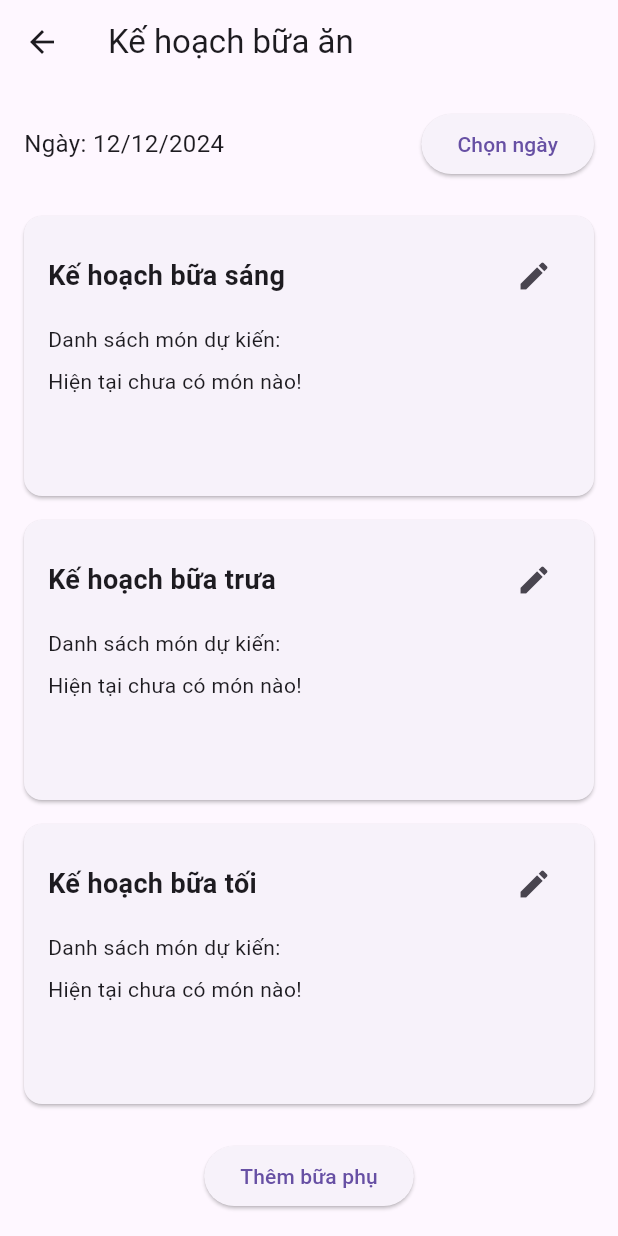
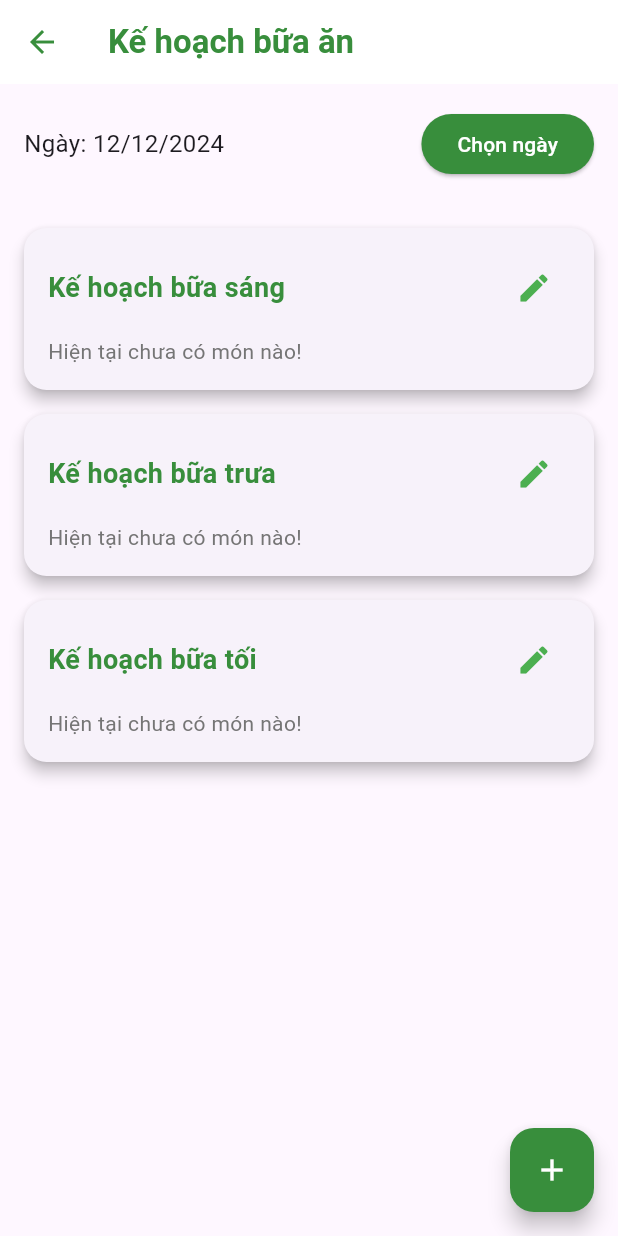
Before and after one commit to tonystark2306/mealplanner_group15_2024.1, a Flutter app: the MealPlanningScreen screen opened directly, on a phone screen of 412 x 824 dp. Run offline on Flutter 3.47's test engine with Material 3 defaults, Android fonts, the phone set to English and light mode, and no system bars.

Commit message:
fix meal_plan screen

```diff
--- a/frontend/lib/Providers/meal_planning_provider.dart
+++ b/frontend/lib/Providers/meal_planning_provider.dart
@@ -1,36 +1,43 @@
-// meal_planning_provider.dart
 import 'package:flutter/material.dart';
 import '../Models/meal_plan_model.dart';
 
 class MealPlanningProvider extends ChangeNotifier {
-  final Map<DateTime, List<Meal>> _mealPlans = {};
+  // The structure is Map<DateTime, Map<String, List<Meal>>>
+  // where the key is the date and the value is a map of meal types and their corresponding meals
+  final Map<DateTime, Map<String, List<Meal>>> _mealPlans = {};
 
-  // Lấy danh sách món theo ngày và loại bữa ăn
+  // Get the list of meal names for a specific date and meal type
   List<String> getMealsForDateAndType(DateTime date, String mealType) {
-    final mealsForDate = _mealPlans[DateTime(date.year, date.month, date.day)] ?? [];
-    return mealsForDate
-        .where((meal) => meal.type == mealType)
-        .map((meal) => meal.name)
-        .toList();
+    final normalizedDate = DateTime(date.year, date.month, date.day);
+    final mealsForDate = _mealPlans[normalizedDate]?[mealType] ?? [];
+    return mealsForDate.map((meal) => meal.name).toList();
   }
 
-  // Cập nhật hoặc thêm món vào kế hoạch bữa ăn
-  void updateMealPlan(DateTime date, String mealType, List<String> mealNames) {
+  // Update or add meals for a specific date and meal type
+  void updateMealsForDateAndType(DateTime date, String mealType, List<String> updatedMeals) {
     final normalizedDate = DateTime(date.year, date.month, date.day);
 
-    _mealPlans[normalizedDate] ??= [];
-    _mealPlans[normalizedDate]!.removeWhere((meal) => meal.type == mealType);
-    _mealPlans[normalizedDate]!.addAll(
-      mealNames.map((name) => Meal(name: name, type: mealType)),
-    );
+    // Initialize the meal plan for the day if not already present
+    _mealPlans[normalizedDate] ??= {};
+
+    // Remove existing meals for the specified meal type
+    _mealPlans[normalizedDate]![mealType] = [];
+
+    // Add the new meals (mapping each meal name to a Meal object)
+    _mealPlans[normalizedDate]![mealType] = updatedMeals
+        .map((name) => Meal(name: name, type: mealType))
+        .toList();
 
     notifyListeners();
   }
 
-  // Xóa một bữa ăn khỏi kế hoạch
-  void removeMeal(DateTime date, String mealType) {
+  // Remove all meals for a specific date and meal type
+  void removeMealsForDateAndType(DateTime date, String mealType) {
     final normalizedDate = DateTime(date.year, date.month, date.day);
-    _mealPlans[normalizedDate]?.removeWhere((meal) => meal.type == mealType);
+
+    // Remove the meals for the given date and meal type
+    _mealPlans[normalizedDate]?.remove(mealType);
+
     notifyListeners();
   }
 }
--- a/frontend/lib/Screen/meal_planning/edit_meal_plan_screen.dart
+++ b/frontend/lib/Screen/meal_planning/edit_meal_plan_screen.dart
@@ -21,7 +21,7 @@ class _EditMealPlanScreenState extends State<EditMealPlanScreen> {
   @override
   void initState() {
     super.initState();
-    meals = List.from(widget.initialMeals);
+    meals = List.from(widget.initialMeals); // Initialize meals from arguments
   }
 
   void _addMeal() {
@@ -40,8 +40,8 @@ class _EditMealPlanScreenState extends State<EditMealPlanScreen> {
   }
 
   void _saveMealPlan() {
-    // Xử lý lưu danh sách món ăn (truyền về Provider hoặc callback)
-    Navigator.pop(context, meals);
+    // Save updated meal plan (can pass back to provider or callback)
+    Navigator.pop(context, meals); // Returning updated meals list
   }
 
   @override
--- a/frontend/lib/Screen/meal_planning/meal_planning_screen.dart
+++ b/frontend/lib/Screen/meal_planning/meal_planning_screen.dart
@@ -1,4 +1,3 @@
-// meal_planning_screen.dart
 import 'package:flutter/material.dart';
 import 'package:provider/provider.dart';
 import '../../Providers/meal_planning_provider.dart';
@@ -33,11 +32,20 @@ class _MealPlanningScreenState extends State<MealPlanningScreen> {
 
     return Scaffold(
       appBar: AppBar(
-        title: const Text('Kế hoạch bữa ăn'),
+        backgroundColor: Colors.white,
+        elevation: 0,
+        title: Text(
+          'Kế hoạch bữa ăn',
+          style:
+              TextStyle(color: Colors.green[700], fontWeight: FontWeight.bold),
+        ),
+        leading: IconButton(
+          icon: Icon(Icons.arrow_back, color: Colors.green[700]),
+          onPressed: () => Navigator.pop(context),
+        ),
       ),
       body: Column(
         children: [
-          // Phần trên cùng: Chọn ngày
           Padding(
             padding: const EdgeInsets.all(16.0),
             child: Row(
@@ -48,77 +56,102 @@ class _MealPlanningScreenState extends State<MealPlanningScreen> {
                   style: const TextStyle(fontSize: 16),
                 ),
                 ElevatedButton(
+                  style: ElevatedButton.styleFrom(
+                      backgroundColor: Colors.green[700],
+                      foregroundColor: Colors.white),
                   onPressed: () => _selectDate(context),
                   child: const Text('Chọn ngày'),
                 ),
               ],
             ),
           ),
-
-          // Kế hoạch bữa sáng
           Expanded(
-            child: MealPlanSection(
+            child: ListView(
+              padding: const EdgeInsets.symmetric(vertical: 8),
+              children: [
+                MealPlanSection(
                   title: 'Kế hoạch bữa sáng',
-              meals: mealPlanningProvider.getMealsForDateAndType(selectedDate, 'breakfast'),
+                  meals: mealPlanningProvider.getMealsForDateAndType(
+                      selectedDate, 'breakfast'),
                   onEdit: () {
-                Navigator.pushNamed(context, '/edit-meal-plan',
-                    arguments: {
+                    Navigator.pushNamed(context, '/edit-meal-plan', arguments: {
                       'mealType': 'breakfast',
                       'date': selectedDate,
-                      'meals': mealPlanningProvider.getMealsForDateAndType(selectedDate, 'breakfast'),
+                      'meals': mealPlanningProvider.getMealsForDateAndType(
+                          selectedDate, 'breakfast'),
+                    }).then((updatedMeals) {
+                      if (updatedMeals != null) {
+                        mealPlanningProvider.updateMealsForDateAndType(
+                            selectedDate,
+                            'breakfast',
+                            updatedMeals as List<String>);
+                      }
                     });
                   },
                 ),
-          ),
-
-          // Kế hoạch bữa trưa
-          Expanded(
-            child: MealPlanSection(
+                MealPlanSection(
                   title: 'Kế hoạch bữa trưa',
-              meals: mealPlanningProvider.getMealsForDateAndType(selectedDate, 'lunch'),
+                  meals: mealPlanningProvider.getMealsForDateAndType(
+                      selectedDate, 'lunch'),
                   onEdit: () {
-                Navigator.pushNamed(context, '/edit-meal-plan',
-                    arguments: {
+                    Navigator.pushNamed(context, '/edit-meal-plan', arguments: {
                       'mealType': 'lunch',
                       'date': selectedDate,
-                      'meals': mealPlanningProvider.getMealsForDateAndType(selectedDate, 'lunch'),
+                      'meals': mealPlanningProvider.getMealsForDateAndType(
+                          selectedDate, 'lunch'),
+                    }).then((updatedMeals) {
+                      if (updatedMeals != null) {
+                        mealPlanningProvider.updateMealsForDateAndType(
+                            selectedDate,
+                            'lunch',
+                            updatedMeals as List<String>);
+                      }
                     });
                   },
                 ),
-          ),
-
-          // Kế hoạch bữa tối
-          Expanded(
-            child: MealPlanSection(
+                MealPlanSection(
                   title: 'Kế hoạch bữa tối',
-              meals: mealPlanningProvider.getMealsForDateAndType(selectedDate, 'dinner'),
+                  meals: mealPlanningProvider.getMealsForDateAndType(
+                      selectedDate, 'dinner'),
                   onEdit: () {
-                Navigator.pushNamed(context, '/edit-meal-plan',
-                    arguments: {
+                    Navigator.pushNamed(context, '/edit-meal-plan', arguments: {
                       'mealType': 'dinner',
                       'date': selectedDate,
-                      'meals': mealPlanningProvider.getMealsForDateAndType(selectedDate, 'dinner'),
+                      'meals': mealPlanningProvider.getMealsForDateAndType(
+                          selectedDate, 'dinner'),
+                    }).then((updatedMeals) {
+                      if (updatedMeals != null) {
+                        mealPlanningProvider.updateMealsForDateAndType(
+                            selectedDate,
+                            'dinner',
+                            updatedMeals as List<String>);
+                      }
                     });
                   },
                 ),
-          ),
-
-          // Thêm bữa phụ
-          Padding(
-            padding: const EdgeInsets.all(16.0),
-            child: ElevatedButton(
-              onPressed: () {
-                Navigator.pushNamed(context, '/edit-meal-plan',
-                    arguments: {
-                      'mealType': 'snack',
-                      'date': selectedDate,
-                      'meals': mealPlanningProvider.getMealsForDateAndType(selectedDate, 'snack'),
-                    });
-              },
-              child: const Text('Thêm bữa phụ'),
+              ],
             ),
           ),
         ],
+      ),
+
+      // Thêm nút dấu cộng ở góc phải dưới
+      floatingActionButton: FloatingActionButton(
+        backgroundColor: Colors.green[700],
+        onPressed: () {
+          Navigator.pushNamed(context, '/edit-meal-plan', arguments: {
+            'mealType': 'snack',
+            'date': selectedDate,
+            'meals': mealPlanningProvider.getMealsForDateAndType(
+                selectedDate, 'snack'),
+          }).then((updatedMeals) {
+            if (updatedMeals != null) {
+              mealPlanningProvider.updateMealsForDateAndType(
+                  selectedDate, 'snack', updatedMeals as List<String>);
+            }
+          });
+        },
+        child: const Icon(Icons.add, color: Colors.white),
       ),
     );
   }
@@ -140,6 +173,8 @@ class MealPlanSection extends StatelessWidget {
   Widget build(BuildContext context) {
     return Card(
       margin: const EdgeInsets.symmetric(vertical: 8, horizontal: 16),
+      shape: RoundedRectangleBorder(borderRadius: BorderRadius.circular(15)),
+      elevation: 4,
       child: Padding(
         padding: const EdgeInsets.all(16.0),
         child: Column(
@@ -150,25 +185,27 @@ class MealPlanSection extends StatelessWidget {
               children: [
                 Text(
                   title,
-                  style: const TextStyle(
-                      fontSize: 18, fontWeight: FontWeight.bold),
+                  style: TextStyle(
+                    fontSize: 18,
+                    fontWeight: FontWeight.bold,
+                    color: Colors.green[700],
+                  ),
                 ),
                 IconButton(
-                  icon: const Icon(Icons.edit),
+                  icon: const Icon(Icons.edit, color: Colors.green),
                   onPressed: onEdit,
                 ),
               ],
             ),
             const SizedBox(height: 8),
-            const Text('Danh sách món dự kiến:'),
-            const SizedBox(height: 8),
             meals.isEmpty
-                ? const Text('Hiện tại chưa có món nào!')
+                ? Text(
+                    'Hiện tại chưa có món nào!',
+                    style: TextStyle(color: Colors.grey[600]),
+                  )
                 : Column(
                     crossAxisAlignment: CrossAxisAlignment.start,
-                    children: meals
-                        .map((meal) => Text('- $meal'))
-                        .toList(),
+                    children: meals.map((meal) => Text('- $meal')).toList(),
                   ),
           ],
         ),
--- a/frontend/lib/routes.dart
+++ b/frontend/lib/routes.dart
@@ -8,6 +8,8 @@ import 'Screen/homepage.dart';
 import 'Screen/shopping_list/shopping_list_screen.dart';
 import 'Screen/recipes/create_recipe_screen.dart';
 import 'Screen/recipes/recipe_management_screen.dart';
+import 'Screen/meal_planning/meal_planning_screen.dart';
+import 'Screen/meal_planning/edit_meal_plan_screen.dart';
 
 class AppRoutes {
   static const String login = '/login';
@@ -19,6 +21,8 @@ class AppRoutes {
   static const String report = '/report';
   static const String recipeManagement = '/recipe-management';
   static const String createRecipe = '/create-recipe';
+  static const String mealPlanning = '/meal-planning';
+  static const String editMealPlanning = '/edit-meal-planning';
 
   static Map<String, WidgetBuilder> get routes {
     return {
@@ -31,6 +35,14 @@ class AppRoutes {
       report: (context) => const ReportScreen(),
       recipeManagement: (context) => const RecipeManagementScreen(),
       createRecipe: (context) => const CreateRecipeScreen(),
+      mealPlanning: (context) => const MealPlanningScreen(),
+      editMealPlanning: (context) {
+        final arguments = ModalRoute.of(context)!.settings.arguments as Map;
+        final mealType = arguments['mealType'];
+        final initialMeals = arguments['meals'];
+        return EditMealPlanScreen(mealType: mealType, initialMeals: initialMeals);
+      },
+
     };
   }
 }
```
Lines whose indentation alone changed are shown as unchanged.
